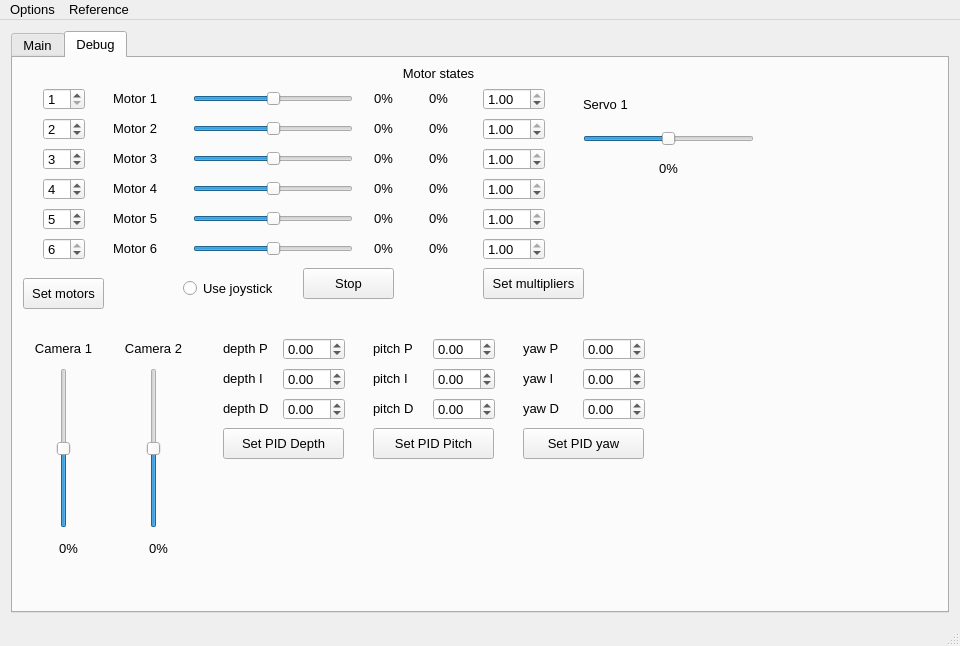
First picture: the form in mainwindow.ui, repository robocenter-rov/remote-control, before the edit.
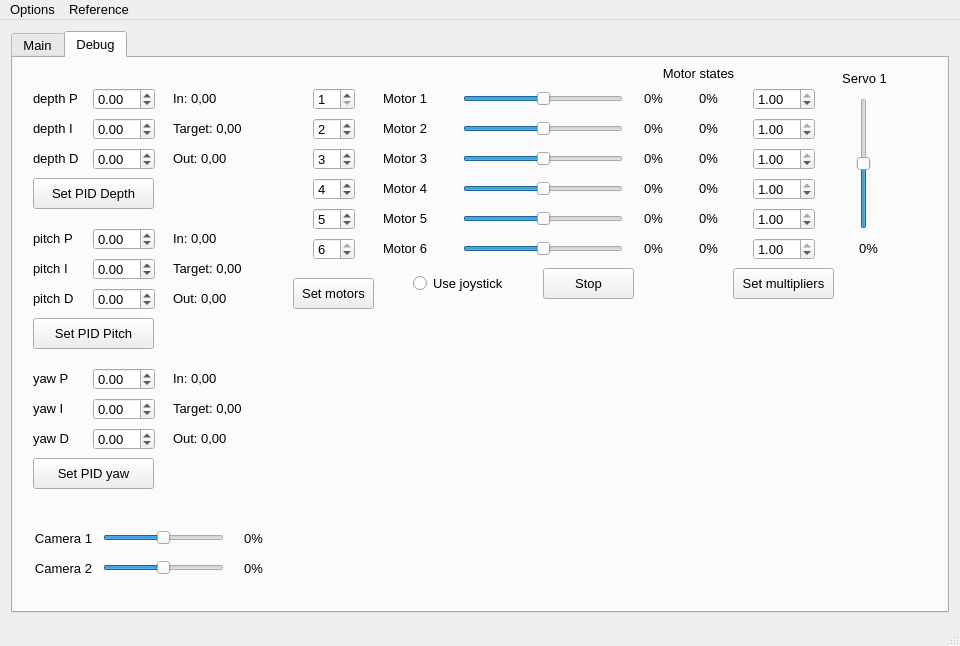
Second picture: the form after the edit. The open tabs and pages were chosen to show the change.

Commit message: Show info pid states. Update ui

```diff
--- a/mainwindow.ui
+++ b/mainwindow.ui
@@ -38,7 +38,7 @@
     <string notr="true"/>
    </property>
    <layout class="QGridLayout" name="gridLayout">
-    <item row="0" column="0">
+    <item row="0" column="1">
      <widget class="QTabWidget" name="tabWidget">
       <property name="currentIndex">
        <number>0</number>
@@ -678,7 +678,7 @@
        <widget class="QSlider" name="motor1Slider">
         <property name="geometry">
          <rect>
-          <x>180</x>
+          <x>450</x>
           <y>30</y>
           <width>160</width>
           <height>22</height>
@@ -706,7 +706,7 @@
        <widget class="QSlider" name="motor2Slider">
         <property name="geometry">
          <rect>
-          <x>180</x>
+          <x>450</x>
           <y>60</y>
           <width>160</width>
           <height>22</height>
@@ -734,7 +734,7 @@
        <widget class="QSlider" name="motor3Slider">
         <property name="geometry">
          <rect>
-          <x>180</x>
+          <x>450</x>
           <y>90</y>
           <width>160</width>
           <height>22</height>
@@ -762,7 +762,7 @@
        <widget class="QSlider" name="motor6Slider">
         <property name="geometry">
          <rect>
-          <x>180</x>
+          <x>450</x>
           <y>180</y>
           <width>160</width>
           <height>22</height>
@@ -790,7 +790,7 @@
        <widget class="QSlider" name="motor4Slider">
         <property name="geometry">
          <rect>
-          <x>180</x>
+          <x>450</x>
           <y>120</y>
           <width>160</width>
           <height>22</height>
@@ -818,7 +818,7 @@
        <widget class="QSlider" name="motor5Slider">
         <property name="geometry">
          <rect>
-          <x>180</x>
+          <x>450</x>
           <y>150</y>
           <width>160</width>
           <height>22</height>
@@ -846,7 +846,7 @@
        <widget class="QLabel" name="motor1Label">
         <property name="geometry">
          <rect>
-          <x>100</x>
+          <x>370</x>
           <y>30</y>
           <width>81</width>
           <height>21</height>
@@ -859,7 +859,7 @@
        <widget class="QLabel" name="motor2Label">
         <property name="geometry">
          <rect>
-          <x>100</x>
+          <x>370</x>
           <y>60</y>
           <width>81</width>
           <height>21</height>
@@ -872,7 +872,7 @@
        <widget class="QLabel" name="motor3Label">
         <property name="geometry">
          <rect>
-          <x>100</x>
+          <x>370</x>
           <y>90</y>
           <width>81</width>
           <height>21</height>
@@ -885,7 +885,7 @@
        <widget class="QLabel" name="motor5Label">
         <property name="geometry">
          <rect>
-          <x>100</x>
+          <x>370</x>
           <y>150</y>
           <width>81</width>
           <height>21</height>
@@ -898,7 +898,7 @@
        <widget class="QLabel" name="motor4Label">
         <property name="geometry">
          <rect>
-          <x>100</x>
+          <x>370</x>
           <y>120</y>
           <width>81</width>
           <height>21</height>
@@ -911,7 +911,7 @@
        <widget class="QLabel" name="motor6Label">
         <property name="geometry">
          <rect>
-          <x>100</x>
+          <x>370</x>
           <y>180</y>
           <width>81</width>
           <height>21</height>
@@ -924,7 +924,7 @@
        <widget class="QLabel" name="motor1valueLabel">
         <property name="geometry">
          <rect>
-          <x>350</x>
+          <x>620</x>
           <y>30</y>
           <width>41</width>
           <height>21</height>
@@ -940,7 +940,7 @@
        <widget class="QLabel" name="motor2valueLabel">
         <property name="geometry">
          <rect>
-          <x>350</x>
+          <x>620</x>
           <y>60</y>
           <width>41</width>
           <height>21</height>
@@ -956,7 +956,7 @@
        <widget class="QLabel" name="motor3valueLabel">
         <property name="geometry">
          <rect>
-          <x>350</x>
+          <x>620</x>
           <y>90</y>
           <width>41</width>
           <height>21</height>
@@ -972,7 +972,7 @@
        <widget class="QLabel" name="motor4valueLabel">
         <property name="geometry">
          <rect>
-          <x>350</x>
+          <x>620</x>
           <y>120</y>
           <width>41</width>
           <height>21</height>
@@ -988,7 +988,7 @@
        <widget class="QLabel" name="motor5valueLabel">
         <property name="geometry">
          <rect>
-          <x>350</x>
+          <x>620</x>
           <y>150</y>
           <width>41</width>
           <height>21</height>
@@ -1004,7 +1004,7 @@
        <widget class="QLabel" name="motor6valueLabel">
         <property name="geometry">
          <rect>
-          <x>350</x>
+          <x>620</x>
           <y>180</y>
           <width>41</width>
           <height>21</height>
@@ -1020,7 +1020,7 @@
        <widget class="QPushButton" name="stopMotorsButton">
         <property name="geometry">
          <rect>
-          <x>290</x>
+          <x>530</x>
           <y>210</y>
           <width>91</width>
           <height>31</height>
@@ -1034,7 +1034,7 @@
         <property name="geometry">
          <rect>
           <x>20</x>
-          <y>280</y>
+          <y>470</y>
           <width>61</width>
           <height>21</height>
          </rect>
@@ -1049,8 +1049,8 @@
        <widget class="QLabel" name="camera2Label">
         <property name="geometry">
          <rect>
-          <x>110</x>
-          <y>280</y>
+          <x>20</x>
+          <y>500</y>
           <width>61</width>
           <height>21</height>
          </rect>
@@ -1065,10 +1065,10 @@
        <widget class="QSlider" name="camera1Slider">
         <property name="geometry">
          <rect>
-          <x>40</x>
-          <y>310</y>
-          <width>22</width>
-          <height>160</height>
+          <x>90</x>
+          <y>470</y>
+          <width>121</width>
+          <height>20</height>
          </rect>
         </property>
         <property name="minimum">
@@ -1084,16 +1084,16 @@
          <number>0</number>
         </property>
         <property name="orientation">
-         <enum>Qt::Vertical</enum>
+         <enum>Qt::Horizontal</enum>
         </property>
        </widget>
        <widget class="QSlider" name="camera2Slider">
         <property name="geometry">
          <rect>
-          <x>130</x>
-          <y>310</y>
-          <width>22</width>
-          <height>160</height>
+          <x>90</x>
+          <y>500</y>
+          <width>121</width>
+          <height>20</height>
          </rect>
         </property>
         <property name="minimum">
@@ -1109,15 +1109,15 @@
          <number>0</number>
         </property>
         <property name="orientation">
-         <enum>Qt::Vertical</enum>
+         <enum>Qt::Horizontal</enum>
         </property>
        </widget>
        <widget class="QLabel" name="camera1valueLabel">
         <property name="geometry">
          <rect>
-          <x>20</x>
-          <y>480</y>
-          <width>71</width>
+          <x>220</x>
+          <y>470</y>
+          <width>41</width>
           <height>21</height>
          </rect>
         </property>
@@ -1131,9 +1131,9 @@
        <widget class="QLabel" name="camera2valueLabel">
         <property name="geometry">
          <rect>
-          <x>110</x>
-          <y>480</y>
-          <width>71</width>
+          <x>220</x>
+          <y>500</y>
+          <width>41</width>
           <height>21</height>
          </rect>
         </property>
@@ -1147,7 +1147,7 @@
        <widget class="QPushButton" name="SetMotorsIdx">
         <property name="geometry">
          <rect>
-          <x>10</x>
+          <x>280</x>
           <y>220</y>
           <width>81</width>
           <height>31</height>
@@ -1160,7 +1160,7 @@
        <widget class="QSpinBox" name="motorIdxSpinBox_1">
         <property name="geometry">
          <rect>
-          <x>30</x>
+          <x>300</x>
           <y>30</y>
           <width>42</width>
           <height>22</height>
@@ -1179,7 +1179,7 @@
        <widget class="QSpinBox" name="motorIdxSpinBox_2">
         <property name="geometry">
          <rect>
-          <x>30</x>
+          <x>300</x>
           <y>60</y>
           <width>42</width>
           <height>22</height>
@@ -1198,7 +1198,7 @@
        <widget class="QSpinBox" name="motorIdxSpinBox_3">
         <property name="geometry">
          <rect>
-          <x>30</x>
+          <x>300</x>
           <y>90</y>
           <width>42</width>
           <height>22</height>
@@ -1220,7 +1220,7 @@
        <widget class="QSpinBox" name="motorIdxSpinBox_4">
         <property name="geometry">
          <rect>
-          <x>30</x>
+          <x>300</x>
           <y>120</y>
           <width>42</width>
           <height>22</height>
@@ -1239,7 +1239,7 @@
        <widget class="QSpinBox" name="motorIdxSpinBox_5">
         <property name="geometry">
          <rect>
-          <x>30</x>
+          <x>300</x>
           <y>150</y>
           <width>42</width>
           <height>22</height>
@@ -1258,7 +1258,7 @@
        <widget class="QSpinBox" name="motorIdxSpinBox_6">
         <property name="geometry">
          <rect>
-          <x>30</x>
+          <x>300</x>
           <y>180</y>
           <width>42</width>
           <height>22</height>
@@ -1277,7 +1277,7 @@
        <widget class="QLabel" name="setMotorsMsg">
         <property name="geometry">
          <rect>
-          <x>10</x>
+          <x>280</x>
           <y>250</y>
           <width>181</width>
           <height>21</height>
@@ -1296,8 +1296,8 @@
        <widget class="QDoubleSpinBox" name="depthPSpinBox">
         <property name="geometry">
          <rect>
-          <x>270</x>
-          <y>280</y>
+          <x>80</x>
+          <y>30</y>
           <width>62</width>
           <height>22</height>
          </rect>
@@ -1318,8 +1318,8 @@
        <widget class="QDoubleSpinBox" name="depthISpinBox">
         <property name="geometry">
          <rect>
-          <x>270</x>
-          <y>310</y>
+          <x>80</x>
+          <y>60</y>
           <width>62</width>
           <height>22</height>
          </rect>
@@ -1340,8 +1340,8 @@
        <widget class="QDoubleSpinBox" name="depthDSpinBox">
         <property name="geometry">
          <rect>
-          <x>270</x>
-          <y>340</y>
+          <x>80</x>
+          <y>90</y>
           <width>62</width>
           <height>22</height>
          </rect>
@@ -1362,8 +1362,8 @@
        <widget class="QLabel" name="depthPLabel">
         <property name="geometry">
          <rect>
-          <x>210</x>
-          <y>280</y>
+          <x>20</x>
+          <y>30</y>
           <width>51</width>
           <height>21</height>
          </rect>
@@ -1375,8 +1375,8 @@
        <widget class="QLabel" name="depthILabel">
         <property name="geometry">
          <rect>
-          <x>210</x>
-          <y>310</y>
+          <x>20</x>
+          <y>60</y>
           <width>51</width>
           <height>21</height>
          </rect>
@@ -1388,8 +1388,8 @@
        <widget class="QLabel" name="depthDLabel">
         <property name="geometry">
          <rect>
-          <x>210</x>
-          <y>340</y>
+          <x>20</x>
+          <y>90</y>
           <width>51</width>
           <height>21</height>
          </rect>
@@ -1401,8 +1401,8 @@
        <widget class="QPushButton" name="depthPIDButtton">
         <property name="geometry">
          <rect>
-          <x>210</x>
-          <y>370</y>
+          <x>20</x>
+          <y>120</y>
           <width>121</width>
           <height>31</height>
          </rect>
@@ -1414,7 +1414,7 @@
        <widget class="QDoubleSpinBox" name="m1MultSpinBox">
         <property name="geometry">
          <rect>
-          <x>470</x>
+          <x>740</x>
           <y>30</y>
           <width>62</width>
           <height>22</height>
@@ -1439,7 +1439,7 @@
        <widget class="QDoubleSpinBox" name="m2MultSpinBox">
         <property name="geometry">
          <rect>
-          <x>470</x>
+          <x>740</x>
           <y>60</y>
           <width>62</width>
           <height>22</height>
@@ -1464,7 +1464,7 @@
        <widget class="QDoubleSpinBox" name="m3MultSpinBox">
         <property name="geometry">
          <rect>
-          <x>470</x>
+          <x>740</x>
           <y>90</y>
           <width>62</width>
           <height>22</height>
@@ -1489,7 +1489,7 @@
        <widget class="QDoubleSpinBox" name="m4MultSpinBox">
         <property name="geometry">
          <rect>
-          <x>470</x>
+          <x>740</x>
           <y>120</y>
           <width>62</width>
           <height>22</height>
@@ -1514,7 +1514,7 @@
        <widget class="QDoubleSpinBox" name="m5MultSpinBox">
         <property name="geometry">
          <rect>
-          <x>470</x>
+          <x>740</x>
           <y>150</y>
           <width>62</width>
           <height>22</height>
@@ -1539,7 +1539,7 @@
        <widget class="QDoubleSpinBox" name="m6MultSpinBox">
         <property name="geometry">
          <rect>
-          <x>470</x>
+          <x>740</x>
           <y>180</y>
           <width>62</width>
           <height>22</height>
@@ -1564,7 +1564,7 @@
        <widget class="QPushButton" name="setMotorsMulButton">
         <property name="geometry">
          <rect>
-          <x>470</x>
+          <x>720</x>
           <y>210</y>
           <width>101</width>
           <height>31</height>
@@ -1577,8 +1577,8 @@
        <widget class="QDoubleSpinBox" name="pitchDSpinBox">
         <property name="geometry">
          <rect>
-          <x>420</x>
-          <y>340</y>
+          <x>80</x>
+          <y>230</y>
           <width>62</width>
           <height>22</height>
          </rect>
@@ -1599,8 +1599,8 @@
        <widget class="QLabel" name="pitchILabel">
         <property name="geometry">
          <rect>
-          <x>360</x>
-          <y>310</y>
+          <x>20</x>
+          <y>200</y>
           <width>51</width>
           <height>21</height>
          </rect>
@@ -1612,8 +1612,8 @@
        <widget class="QDoubleSpinBox" name="pitchISpinBox">
         <property name="geometry">
          <rect>
-          <x>420</x>
-          <y>310</y>
+          <x>80</x>
+          <y>200</y>
           <width>62</width>
           <height>22</height>
          </rect>
@@ -1634,8 +1634,8 @@
        <widget class="QPushButton" name="pitchPIDButtton">
         <property name="geometry">
          <rect>
-          <x>360</x>
-          <y>370</y>
+          <x>20</x>
+          <y>260</y>
           <width>121</width>
           <height>31</height>
          </rect>
@@ -1647,8 +1647,8 @@
        <widget class="QDoubleSpinBox" name="pitchPSpinBox">
         <property name="geometry">
          <rect>
-          <x>420</x>
-          <y>280</y>
+          <x>80</x>
+          <y>170</y>
           <width>62</width>
           <height>22</height>
          </rect>
@@ -1669,8 +1669,8 @@
        <widget class="QLabel" name="pitchDLabel">
         <property name="geometry">
          <rect>
-          <x>360</x>
-          <y>340</y>
+          <x>20</x>
+          <y>230</y>
           <width>51</width>
           <height>21</height>
          </rect>
@@ -1682,8 +1682,8 @@
        <widget class="QLabel" name="pitchPLabel">
         <property name="geometry">
          <rect>
-          <x>360</x>
-          <y>280</y>
+          <x>20</x>
+          <y>170</y>
           <width>51</width>
           <height>21</height>
          </rect>
@@ -1695,8 +1695,8 @@
        <widget class="QDoubleSpinBox" name="yawISpinBox">
         <property name="geometry">
          <rect>
-          <x>570</x>
-          <y>310</y>
+          <x>80</x>
+          <y>340</y>
           <width>62</width>
           <height>22</height>
          </rect>
@@ -1717,8 +1717,8 @@
        <widget class="QLabel" name="yawILabel">
         <property name="geometry">
          <rect>
-          <x>510</x>
-          <y>310</y>
+          <x>20</x>
+          <y>340</y>
           <width>51</width>
           <height>21</height>
          </rect>
@@ -1730,8 +1730,8 @@
        <widget class="QLabel" name="yawDLabel">
         <property name="geometry">
          <rect>
-          <x>510</x>
-          <y>340</y>
+          <x>20</x>
+          <y>370</y>
           <width>51</width>
           <height>21</height>
          </rect>
@@ -1743,8 +1743,8 @@
        <widget class="QDoubleSpinBox" name="yawDSpinBox">
         <property name="geometry">
          <rect>
-          <x>570</x>
-          <y>340</y>
+          <x>80</x>
+          <y>370</y>
           <width>62</width>
           <height>22</height>
          </rect>
@@ -1765,8 +1765,8 @@
        <widget class="QDoubleSpinBox" name="yawPSpinBox">
         <property name="geometry">
          <rect>
-          <x>570</x>
-          <y>280</y>
+          <x>80</x>
+          <y>310</y>
           <width>62</width>
           <height>22</height>
          </rect>
@@ -1787,8 +1787,8 @@
        <widget class="QPushButton" name="yawPIDButtton">
         <property name="geometry">
          <rect>
-          <x>510</x>
-          <y>370</y>
+          <x>20</x>
+          <y>400</y>
           <width>121</width>
           <height>31</height>
          </rect>
@@ -1800,8 +1800,8 @@
        <widget class="QLabel" name="yawPLabel">
         <property name="geometry">
          <rect>
-          <x>510</x>
-          <y>280</y>
+          <x>20</x>
+          <y>310</y>
           <width>51</width>
           <height>21</height>
          </rect>
@@ -1813,10 +1813,10 @@
        <widget class="QSlider" name="servo1Slider">
         <property name="geometry">
          <rect>
-          <x>570</x>
-          <y>70</y>
-          <width>171</width>
-          <height>22</height>
+          <x>840</x>
+          <y>40</y>
+          <width>21</width>
+          <height>131</height>
          </rect>
         </property>
         <property name="minimum">
@@ -1826,27 +1826,30 @@
          <number>90</number>
         </property>
         <property name="orientation">
-         <enum>Qt::Horizontal</enum>
+         <enum>Qt::Vertical</enum>
         </property>
        </widget>
        <widget class="QLabel" name="servo1Label">
         <property name="geometry">
          <rect>
-          <x>570</x>
-          <y>40</y>
-          <width>47</width>
-          <height>13</height>
+          <x>826</x>
+          <y>10</y>
+          <width>51</width>
+          <height>21</height>
          </rect>
         </property>
         <property name="text">
          <string>Servo 1</string>
         </property>
+        <property name="alignment">
+         <set>Qt::AlignCenter</set>
+        </property>
        </widget>
        <widget class="QLabel" name="servo1ValueLabel">
         <property name="geometry">
          <rect>
-          <x>630</x>
-          <y>100</y>
+          <x>830</x>
+          <y>180</y>
           <width>51</width>
           <height>21</height>
          </rect>
@@ -1861,10 +1864,10 @@
        <widget class="QRadioButton" name="useJoyButton">
         <property name="geometry">
          <rect>
-          <x>170</x>
-          <y>220</y>
+          <x>400</x>
+          <y>210</y>
           <width>101</width>
-          <height>21</height>
+          <height>31</height>
          </rect>
         </property>
         <property name="text">
@@ -1874,7 +1877,7 @@
        <widget class="QLabel" name="m1curLabel">
         <property name="geometry">
          <rect>
-          <x>390</x>
+          <x>660</x>
           <y>30</y>
           <width>71</width>
           <height>21</height>
@@ -1890,7 +1893,7 @@
        <widget class="QLabel" name="m2curLabel">
         <property name="geometry">
          <rect>
-          <x>390</x>
+          <x>660</x>
           <y>60</y>
           <width>71</width>
           <height>21</height>
@@ -1906,7 +1909,7 @@
        <widget class="QLabel" name="m3curLabel">
         <property name="geometry">
          <rect>
-          <x>390</x>
+          <x>660</x>
           <y>90</y>
           <width>71</width>
           <height>21</height>
@@ -1922,7 +1925,7 @@
        <widget class="QLabel" name="m4curLabel">
         <property name="geometry">
          <rect>
-          <x>390</x>
+          <x>660</x>
           <y>120</y>
           <width>71</width>
           <height>21</height>
@@ -1938,7 +1941,7 @@
        <widget class="QLabel" name="m5curLabel">
         <property name="geometry">
          <rect>
-          <x>390</x>
+          <x>660</x>
           <y>150</y>
           <width>71</width>
           <height>21</height>
@@ -1954,7 +1957,7 @@
        <widget class="QLabel" name="m6curLabel">
         <property name="geometry">
          <rect>
-          <x>390</x>
+          <x>660</x>
           <y>180</y>
           <width>71</width>
           <height>21</height>
@@ -1970,7 +1973,7 @@
        <widget class="QLabel" name="curMotorsStateLabel">
         <property name="geometry">
          <rect>
-          <x>380</x>
+          <x>640</x>
           <y>0</y>
           <width>91</width>
           <height>31</height>
@@ -1983,6 +1986,123 @@
          <set>Qt::AlignCenter</set>
         </property>
        </widget>
+       <widget class="QLabel" name="depthInValueLabel">
+        <property name="geometry">
+         <rect>
+          <x>160</x>
+          <y>30</y>
+          <width>81</width>
+          <height>21</height>
+         </rect>
+        </property>
+        <property name="text">
+         <string>In: 0,00</string>
+        </property>
+       </widget>
+       <widget class="QLabel" name="depthTarValueLabel">
+        <property name="geometry">
+         <rect>
+          <x>160</x>
+          <y>60</y>
+          <width>81</width>
+          <height>21</height>
+         </rect>
+        </property>
+        <property name="text">
+         <string>Target: 0,00</string>
+        </property>
+       </widget>
+       <widget class="QLabel" name="depthOutValueLabel">
+        <property name="geometry">
+         <rect>
+          <x>160</x>
+          <y>90</y>
+          <width>81</width>
+          <height>21</height>
+         </rect>
+        </property>
+        <property name="text">
+         <string>Out: 0,00</string>
+        </property>
+       </widget>
+       <widget class="QLabel" name="pitchInValueLabel">
+        <property name="geometry">
+         <rect>
+          <x>160</x>
+          <y>170</y>
+          <width>81</width>
+          <height>21</height>
+         </rect>
+        </property>
+        <property name="text">
+         <string>In: 0,00</string>
+        </property>
+       </widget>
+       <widget class="QLabel" name="pitchTarValueLabel">
+        <property name="geometry">
+         <rect>
+          <x>160</x>
+          <y>200</y>
+          <width>81</width>
+          <height>21</height>
+         </rect>
+        </property>
+        <property name="text">
+         <string>Target: 0,00</string>
+        </property>
+       </widget>
+       <widget class="QLabel" name="pitchOutValueLabel">
+        <property name="geometry">
+         <rect>
+          <x>160</x>
+          <y>230</y>
+          <width>81</width>
+          <height>21</height>
+         </rect>
+        </property>
+        <property name="text">
+         <string>Out: 0,00</string>
+        </property>
+       </widget>
+       <widget class="QLabel" name="yawInValueLabel">
+        <property name="geometry">
+         <rect>
+          <x>160</x>
+          <y>310</y>
+          <width>81</width>
+          <height>21</height>
+         </rect>
+        </property>
+        <property name="text">
+         <string>In: 0,00</string>
+        </property>
+       </widget>
+       <widget class="QLabel" name="yawTarValueLabel">
+        <property name="geometry">
+         <rect>
+          <x>160</x>
+          <y>340</y>
+          <width>81</width>
+          <height>21</height>
+         </rect>
+        </property>
+        <property name="text">
+         <string>Target: 0,00</string>
+        </property>
+       </widget>
+       <widget class="QLabel" name="yawOutValueLabel">
+        <property name="geometry">
+         <rect>
+          <x>160</x>
+          <y>370</y>
+          <width>81</width>
+          <height>21</height>
+         </rect>
+        </property>
+        <property name="text">
+         <string>Out: 0,00</string>
+        </property>
+       </widget>
       </widget>
      </widget>
     </item>
```
The commit also changes 2 other files.
